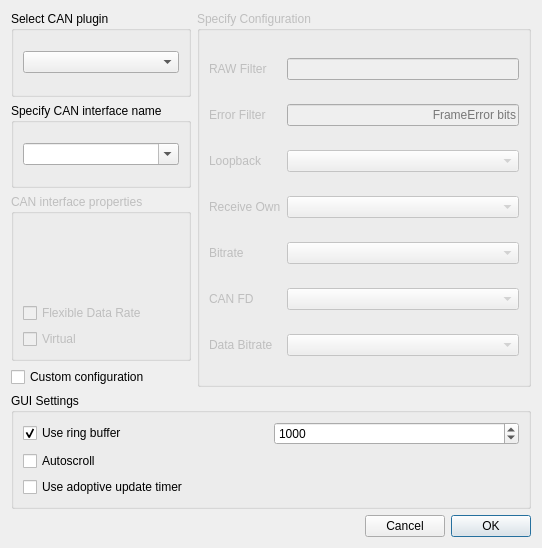
The window that examples/serialbus/can/connectdialog.ui (eugesh/qtserialbus-fork) describes before a commit, drawn with Qt 5.
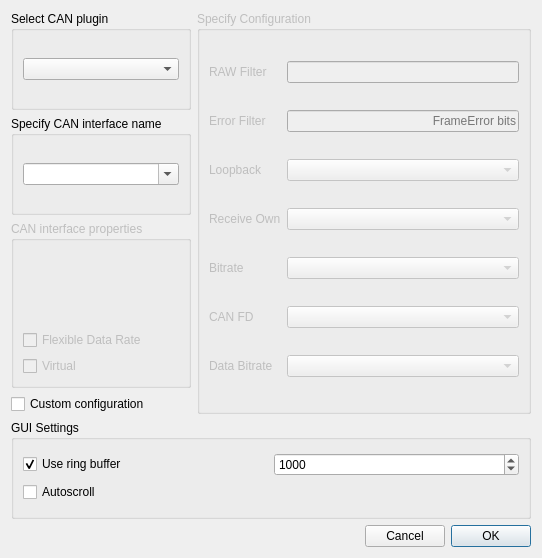
The same window after the commit. Custom widgets are drawn as their Qt base class.

Commit message: CAN example: Remove useAdaptiveModelUpdate flag for merge to dev candidate

The edit to the form file:
```diff
--- a/examples/serialbus/can/connectdialog.ui
+++ b/examples/serialbus/can/connectdialog.ui
@@ -7,7 +7,7 @@
     <x>0</x>
     <y>0</y>
     <width>542</width>
-    <height>548</height>
+    <height>558</height>
    </rect>
   </property>
   <property name="windowTitle">
@@ -255,13 +255,6 @@
             </property>
            </widget>
           </item>
-          <item>
-           <widget class="QCheckBox" name="adoptiveModelBox">
-            <property name="text">
-             <string>Use adoptive update timer</string>
-            </property>
-           </widget>
-          </item>
          </layout>
         </item>
        </layout>
```
The commit also changes 2 other files.
